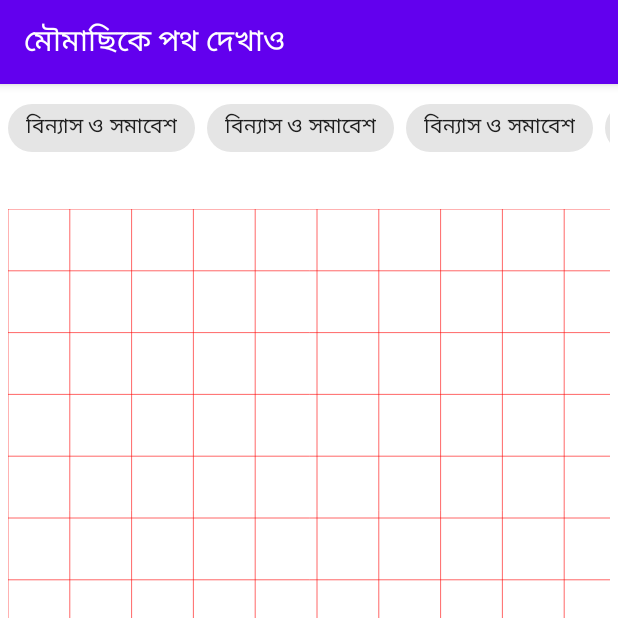
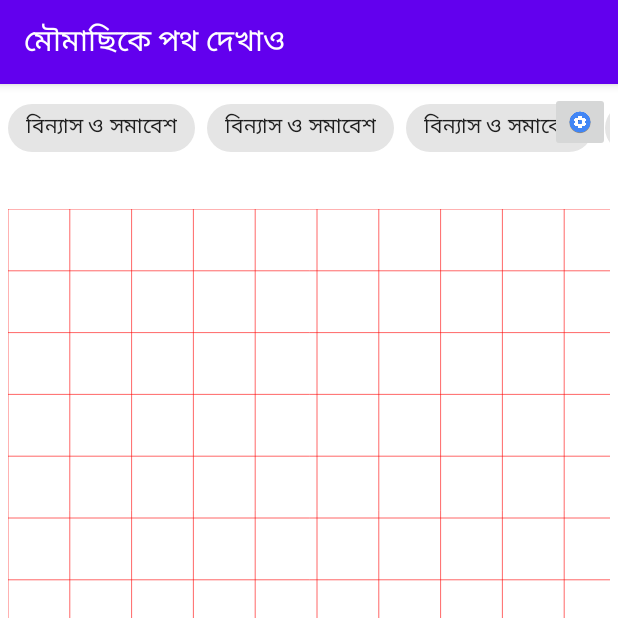
Before and after one commit to MJKSabit/BUET-Edu-Project-1, an Android app: the screen it shows after launch (MainActivity), on a phone screen of 412 x 824 dp, the top half of it. Run offline under Robolectric (Android 15) with nearby library versions, the phone set to English and light mode, and no system bars.

Commit message:
Added Extra Info Window

```diff
--- a/app/src/main/java/github/mjksabit/bueteduproject/Graph/GraphView.java
+++ b/app/src/main/java/github/mjksabit/bueteduproject/Graph/GraphView.java
@@ -141,6 +141,10 @@ public class GraphView extends View implements GraphObject {
 //        Toast.makeText(getContext(), point.toString(), Toast.LENGTH_SHORT).show();
     }
 
+    public void addCoin(Point2D gridPoint, String imageName, boolean isMoveable) {
+        coins.add(new Coin(isMoveable, unit, coinImages.get(imageName), gridPoint));
+    }
+
     public void addStick(float x, float y) {
         int[] myLoc = new int[2];
         getLocationOnScreen(myLoc);
--- a/app/src/main/res/layout/activity_main.xml
+++ b/app/src/main/res/layout/activity_main.xml
@@ -14,22 +14,20 @@
     tools:context=".MainActivity"
     android:padding="5dp">
 
-<!--    <TextView-->
-<!--        android:layout_width="match_parent"-->
-<!--        android:layout_height="wrap_content"-->
-<!--        android:text="@string/series_placeholder"-->
-<!--        style="@style/HeaderText" />-->
-
+    <RelativeLayout
+        android:layout_width="match_parent"
+        android:layout_height="wrap_content"
+        >
         <HorizontalScrollView
             android:layout_width="match_parent"
-        android:layout_height="wrap_content">
+            android:layout_height="wrap_content"
+            android:scrollbarFadeDuration="@android:integer/config_shortAnimTime">
 
             <com.google.android.material.chip.ChipGroup
                 android:layout_width="match_parent"
                 android:layout_height="wrap_content"
                 android:fadeScrollbars="true"
                 android:fadingEdge="horizontal"
-            android:isScrollContainer="true"
                 app:singleLine="true"
                 android:id="@+id/tags"
                 >
@@ -61,24 +59,23 @@
             </com.google.android.material.chip.ChipGroup>
         </HorizontalScrollView>
 
+        <ImageButton
+            android:layout_width="40dp"
+            android:layout_height="40dp"
+            android:scaleType="fitCenter"
+            android:src="@drawable/settings"
+            android:layout_alignParentEnd="true"
+            android:onClick="showDetails"
+            />
 
-<!--    <TextView-->
-<!--        android:layout_width="match_parent"-->
-<!--        android:layout_height="wrap_content"-->
-<!--        android:text="@string/description_placeholder"-->
-<!--        style="@style/ContentText"/>-->
+
+    </RelativeLayout>
 
     <Space
         android:layout_width="match_parent"
         android:layout_height="0dp"
         android:background="?android:listDivider"
         android:layout_marginVertical="10dp" />
-
-<!--    <TextView-->
-<!--        android:layout_width="match_parent"-->
-<!--        android:layout_height="wrap_content"-->
-<!--        android:text="@string/title_placeholder"-->
-<!--        style="@style/HeaderText"/>-->
 
     <androidx.constraintlayout.widget.ConstraintLayout
         android:id="@+id/graph_holder"
```
Also changed, not shown: app/src/main/java/github/mjksabit/bueteduproject/MainActivity.java (+16 -0 lines). Lines whose indentation alone changed are shown as unchanged.
